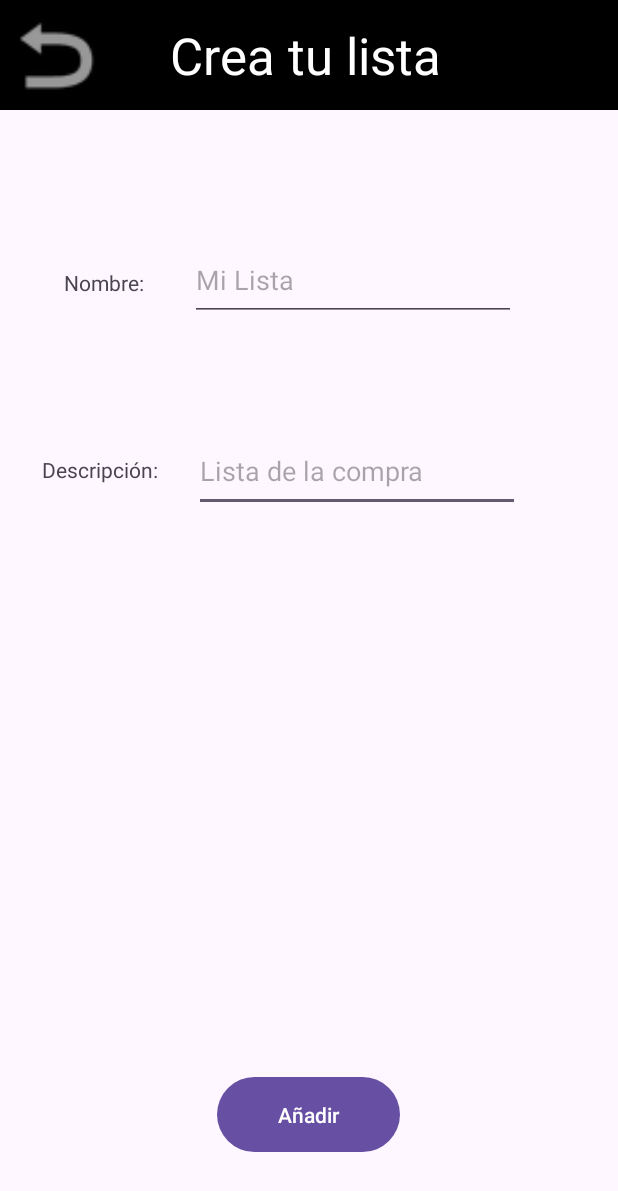
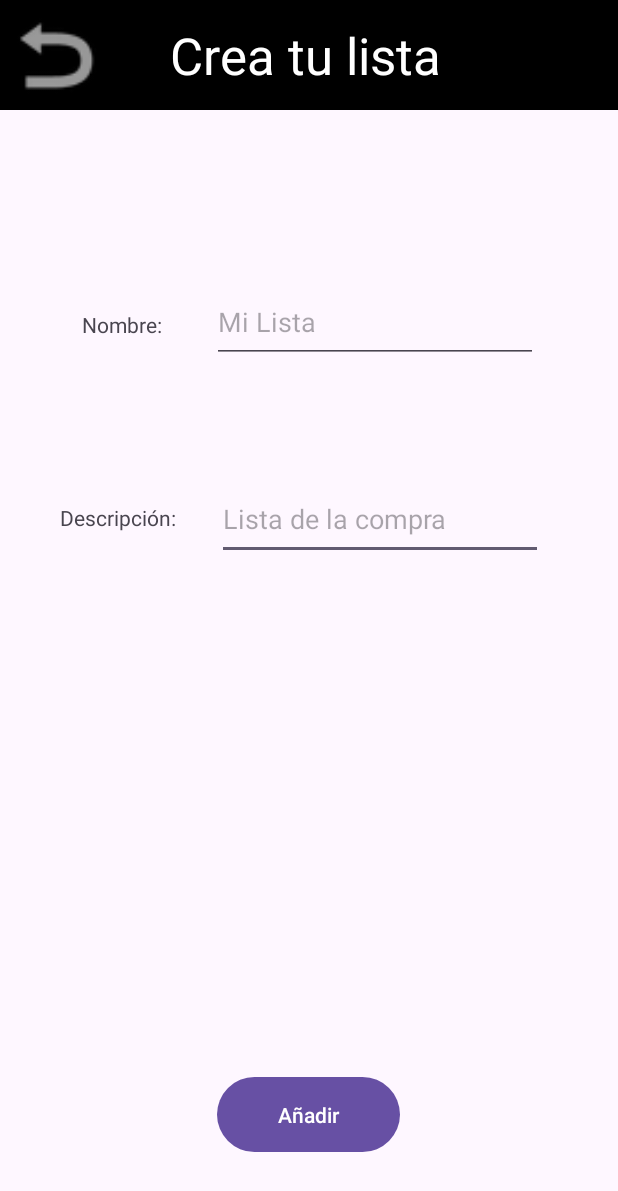
Before and after one commit to DavidSuarezRincon/SuperList, an Android app: the AniadirListaActivity screen opened directly, with no data from a screen before it, on a phone screen of 412 x 824 dp. Shown: the top 1191 px of the screen. Run offline under Robolectric (Android 15) with nearby library versions, the phone set to English and light mode, and no system bars.

Commit message:
Cambios diseño lista

```diff
--- a/app/src/main/res/layout/activity_aniadirlista.xml
+++ b/app/src/main/res/layout/activity_aniadirlista.xml
@@ -17,32 +17,17 @@
         android:inputType="text"
         app:layout_constraintBottom_toTopOf="@+id/botonAniadirListaActivity"
         app:layout_constraintEnd_toEndOf="parent"
-        app:layout_constraintHorizontal_bias="0.238"
+        app:layout_constraintHorizontal_bias="0.315"
         app:layout_constraintStart_toEndOf="@+id/textoDescripcionAniadirLista"
         app:layout_constraintTop_toBottomOf="@+id/editTextNombreLista"
-        app:layout_constraintVertical_bias="0.014" />
-
-    <EditText
-        android:id="@+id/editTextNombreLista"
-        android:layout_width="217dp"
-        android:layout_height="54dp"
-        android:layout_marginStart="8dp"
-        android:layout_marginTop="160dp"
-        android:layout_weight="1"
-        android:ems="10"
-        android:hint="@string/textoHintNombreAniadirLista"
-        android:inputType="text"
-        app:layout_constraintEnd_toEndOf="parent"
-        app:layout_constraintHorizontal_bias="0.072"
-        app:layout_constraintStart_toEndOf="@+id/textoNombreLista"
-        app:layout_constraintTop_toTopOf="parent" />
+        app:layout_constraintVertical_bias="0.027" />
 
     <TextView
         android:id="@+id/textoNombreLista"
         android:layout_width="89dp"
         android:layout_height="57dp"
-        android:layout_marginStart="24dp"
-        android:layout_marginTop="160dp"
+        android:layout_marginStart="36dp"
+        android:layout_marginTop="188dp"
         android:gravity="center"
         android:text="@string/textoNombreAniadirLista"
         app:layout_constraintStart_toStartOf="parent"
@@ -52,7 +37,7 @@
         android:id="@+id/textoDescripcionAniadirLista"
         android:layout_width="85dp"
         android:layout_height="56dp"
-        android:layout_marginStart="24dp"
+        android:layout_marginStart="36dp"
         android:layout_marginTop="64dp"
         android:layout_weight="1"
         android:gravity="center"
@@ -60,7 +45,22 @@
         app:layout_constraintBottom_toTopOf="@+id/botonAniadirListaActivity"
         app:layout_constraintStart_toStartOf="parent"
         app:layout_constraintTop_toBottomOf="@+id/textoNombreLista"
-        app:layout_constraintVertical_bias="0.011" />
+        app:layout_constraintVertical_bias="0.023" />
+
+    <EditText
+        android:id="@+id/editTextNombreLista"
+        android:layout_width="217dp"
+        android:layout_height="54dp"
+        android:layout_marginStart="8dp"
+        android:layout_marginTop="188dp"
+        android:layout_weight="1"
+        android:ems="10"
+        android:hint="@string/textoHintNombreAniadirLista"
+        android:inputType="text"
+        app:layout_constraintEnd_toEndOf="parent"
+        app:layout_constraintHorizontal_bias="0.131"
+        app:layout_constraintStart_toEndOf="@+id/textoNombreLista"
+        app:layout_constraintTop_toTopOf="parent" />
 
     <Button
         android:id="@+id/botonAniadirListaActivity"
```
Also changed, not shown: app/src/main/res/layout/listitem_titular.xml (+4 -6 lines).
